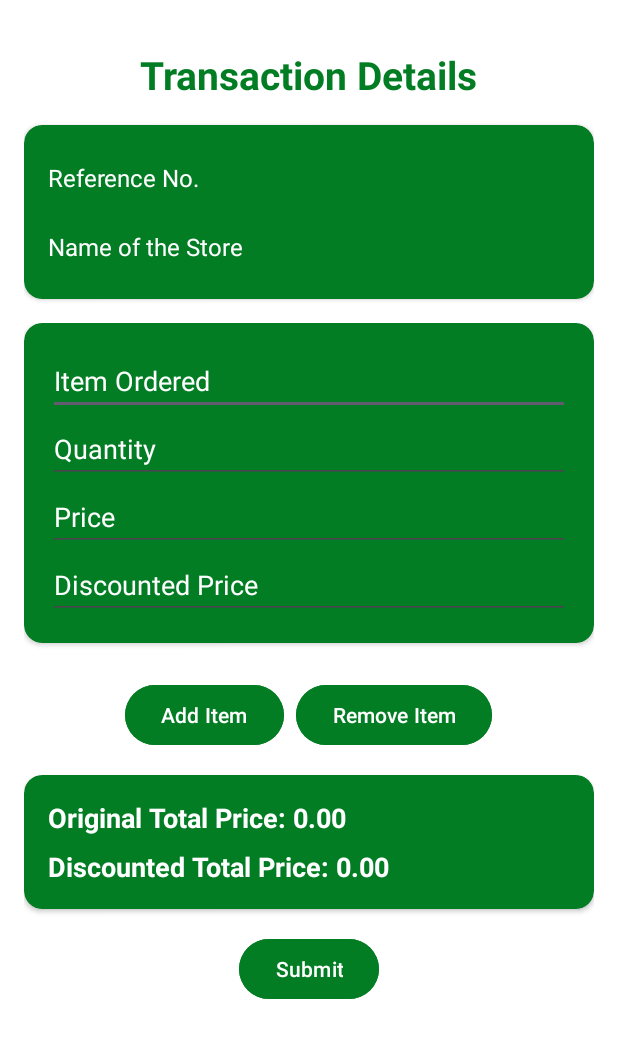
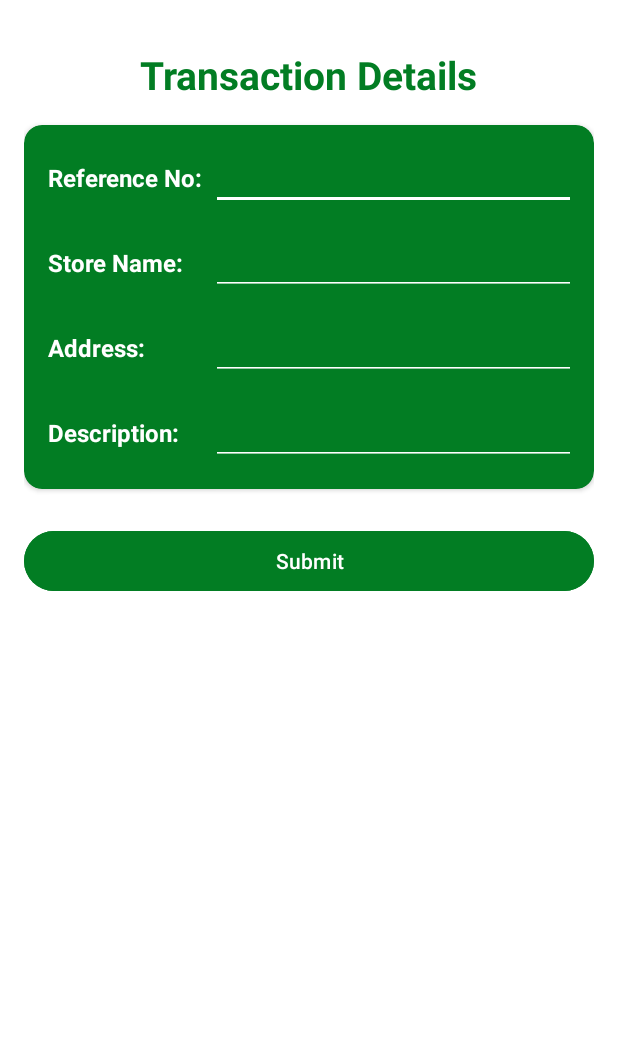
Before and after one commit to ramusama09/PDAO_App, an Android app: the TransactionForms screen opened directly, with no data from a screen before it, on a phone screen of 412 x 824 dp. Shown: the top 1038 px of the screen. Run offline under Robolectric (Android 15) with nearby library versions, the phone set to English and light mode, and no system bars.

Commit message:
Ver 1.1.1
Updated Transaction Form (simplified)
- Added address and desc
- Removed itemization function

Co-Authored-By: gitgudlul <133082386+gitgudlul@users.noreply.github.com>

```diff
--- a/app/build.gradle.kts
+++ b/app/build.gradle.kts
@@ -10,8 +10,8 @@ android {
         applicationId = "com.example.pdao_app"
         minSdk = 24
         targetSdk = 34
-        versionCode = 2
-        versionName = "1.1.0"
+        versionCode = 3
+        versionName = "1.1.1"
 
         testInstrumentationRunner = "androidx.test.runner.AndroidJUnitRunner"
     }
--- a/app/src/main/java/com/example/pdao_app/TextWatcherAdapter.java
+++ /dev/null
@@ -1,23 +0,0 @@
-package com.example.pdao_app;
-
-import android.text.Editable;
-import android.text.TextWatcher;
-
-public class TextWatcherAdapter implements TextWatcher {
-    private Runnable afterTextChangedRunnable;
-
-    public TextWatcherAdapter(Runnable afterTextChangedRunnable) {
-        this.afterTextChangedRunnable = afterTextChangedRunnable;
-    }
-
-    @Override
-    public void beforeTextChanged(CharSequence charSequence, int i, int i1, int i2) {}
-
-    @Override
-    public void onTextChanged(CharSequence charSequence, int i, int i1, int i2) {}
-
-    @Override
-    public void afterTextChanged(Editable editable) {
-        afterTextChangedRunnable.run();
-    }
-}
--- a/app/src/main/java/com/example/pdao_app/TransactionForms.java
+++ b/app/src/main/java/com/example/pdao_app/TransactionForms.java
@@ -16,13 +16,8 @@ import java.util.ArrayList;
 
 public class TransactionForms extends AppCompatActivity {
 
-    private TextView referenceNoText, storeNameText;
-    private LinearLayout itemsContainer;
-    private Button addItemButton, removeItemButton, submitButton;
-    private TextView originalTotalTextView, discountedTotalTextView;
-
-    // Store all item views
-    private ArrayList<View> itemViews = new ArrayList<>();
+    private EditText referenceNoText, storeNameText, storeAddressText, descriptionText;
+    private Button submitButton;
 
     @Override
     protected void onCreate(Bundle savedInstanceState) {
@@ -30,42 +25,24 @@ public class TransactionForms extends AppCompatActivity {
         setContentView(R.layout.activity_transaction_forms);
 
         // Initialize inputs
-        referenceNoText = findViewById(R.id.referenceTextView);
-        storeNameText = findViewById(R.id.storeNameTextView);
-        itemsContainer = findViewById(R.id.itemListContainer);
-        addItemButton = findViewById(R.id.addItemButton);
-        removeItemButton = findViewById(R.id.removeItemButton);
+        referenceNoText = findViewById(R.id.referenceEditText);
+        storeNameText = findViewById(R.id.storeNameEditText);
+        storeAddressText = findViewById(R.id.storeAddressEditText);
+        descriptionText = findViewById(R.id.descriptionEditText);
         submitButton = findViewById(R.id.submitButton);
-        originalTotalTextView = findViewById(R.id.originalTotalText);
-        discountedTotalTextView = findViewById(R.id.discountedTotalText);
+
 
         Intent intent = getIntent();
         if (intent != null) {
             String qrResult = intent.getStringExtra("qr_result");
             if (qrResult != null) {
-                referenceNoText.setText("Reference No: INSERT");
-                storeNameText.setText("Store Name: " + qrResult);
+                referenceNoText.setText("SUCCESS");
+                storeNameText.setText(qrResult);
+                storeAddressText.setText("AGEY");
+                descriptionText.setText("NICE");
             }
         }
 
-        // Add first item row by default
-        addItem();
-
-        // Listener for Add Item button
-        addItemButton.setOnClickListener(new View.OnClickListener() {
-            @Override
-            public void onClick(View view) {
-                addItem();
-            }
-        });
-
-        // Listener for Remove Item button
-        removeItemButton.setOnClickListener(new View.OnClickListener() {
-            @Override
-            public void onClick(View view) {
-                removeItem();
-            }
-        });
 
         // Listener for Submit button
         submitButton.setOnClickListener(new View.OnClickListener() {
@@ -76,60 +53,16 @@ public class TransactionForms extends AppCompatActivity {
         });
     }
 
-    // Function to dynamically add an item input row
-    private void addItem() {
-        View itemView = LayoutInflater.from(this).inflate(R.layout.item_row, itemsContainer, false);
-        itemsContainer.addView(itemView);
-        itemViews.add(itemView);
-
-        // Add listeners to auto-update total when price/discount changes
-        EditText priceEditText = itemView.findViewById(R.id.priceEditText);
-        EditText discountedPriceEditText = itemView.findViewById(R.id.discountedPriceEditText);
-
-        TextWatcherAdapter watcher = new TextWatcherAdapter(this::updateTotals);
-        priceEditText.addTextChangedListener(watcher);
-        discountedPriceEditText.addTextChangedListener(watcher);
-
-        updateTotals();
-    }
-
-    // Function to dynamically remove the last item row
-    private void removeItem() {
-        if (!itemViews.isEmpty()) {
-            View lastItemView = itemViews.remove(itemViews.size() - 1);
-            itemsContainer.removeView(lastItemView);
-            updateTotals();
-        }
-    }
-
     // Update the Original Total and Discounted Total
-    private void updateTotals() {
-        double originalTotal = 0.0;
-        double discountedTotal = 0.0;
-
-        for (View itemView : itemViews) {
-            EditText quantityEditText = itemView.findViewById(R.id.qtyEditText);
-            EditText priceEditText = itemView.findViewById(R.id.priceEditText);
-            EditText discountedPriceEditText = itemView.findViewById(R.id.discountedPriceEditText);
-
-            double qty = parseDouble(quantityEditText.getText().toString());
-            double price = parseDouble(priceEditText.getText().toString());
-            double discountedPrice = parseDouble(discountedPriceEditText.getText().toString());
-
-            originalTotal += (price * qty);
-            discountedTotal += (discountedPrice * qty);
-        }
-
-        originalTotalTextView.setText(String.format("Original Total Price: %.2f", originalTotal));
-        discountedTotalTextView.setText(String.format("Discounted Total Price: %.2f", discountedTotal));
-    }
 
     // Handle Submit
     private void submitTransaction() {
         String referenceNo = referenceNoText.getText().toString();
         String storeName = storeNameText.getText().toString();
+        String storeAddress = storeAddressText.getText().toString();
+        String desc = descriptionText.getText().toString();
 
-        if (referenceNo.isEmpty() || storeName.isEmpty() || itemViews.isEmpty()) {
+        if (referenceNo.isEmpty() || storeName.isEmpty() || storeAddress.isEmpty() || desc.isEmpty()) {
             Toast.makeText(this, "Please complete all fields!", Toast.LENGTH_SHORT).show();
             return;
         }
@@ -140,17 +73,7 @@ public class TransactionForms extends AppCompatActivity {
         // Optionally clear everything
         referenceNoText.setText("");
         storeNameText.setText("");
-        itemsContainer.removeAllViews();
-        itemViews.clear();
-        updateTotals();
-    }
-
-    // Helper function
-    private double parseDouble(String value) {
-        try {
-            return Double.parseDouble(value);
-        } catch (NumberFormatException e) {
-            return 0.0;
-        }
+        storeAddressText.setText("");
+        descriptionText.setText("");
     }
 }
--- a/app/src/main/res/layout/activity_transaction_forms.xml
+++ b/app/src/main/res/layout/activity_transaction_forms.xml
@@ -1,15 +1,11 @@
 <?xml version="1.0" encoding="utf-8"?>
-<androidx.core.widget.NestedScrollView xmlns:android="http://schemas.android.com/apk/res/android"
+<androidx.constraintlayout.widget.ConstraintLayout xmlns:android="http://schemas.android.com/apk/res/android"
     xmlns:app="http://schemas.android.com/apk/res-auto"
     xmlns:tools="http://schemas.android.com/tools"
     android:layout_width="match_parent"
     android:layout_height="match_parent"
     android:background="@color/white"
-    tools:context=".TransactionForms">
-
-    <androidx.constraintlayout.widget.ConstraintLayout
-        android:layout_width="match_parent"
-        android:layout_height="wrap_content"
+    tools:context=".TransactionForms"
     android:padding="16dp">
 
     <!-- Title -->
@@ -31,133 +27,160 @@
         android:id="@+id/referenceStoreCard"
         android:layout_width="0dp"
         android:layout_height="wrap_content"
+        android:layout_marginTop="16dp"
+        app:cardBackgroundColor="@color/green"
         app:cardCornerRadius="12dp"
-            app:cardBackgroundColor="@color/green"
-            android:layout_marginTop="16dp"
-            app:layout_constraintTop_toBottomOf="@id/transactionTitle"
+        app:layout_constraintEnd_toEndOf="parent"
         app:layout_constraintStart_toStartOf="parent"
-            app:layout_constraintEnd_toEndOf="parent">
+        app:layout_constraintTop_toBottomOf="@id/transactionTitle">
 
-            <LinearLayout
+        <androidx.constraintlayout.widget.ConstraintLayout
             android:layout_width="match_parent"
             android:layout_height="wrap_content"
-                android:orientation="vertical"
             android:padding="16dp">
 
+            <!-- Reference No. -->
             <TextView
                 android:id="@+id/referenceTextView"
-                    android:layout_width="match_parent"
+                android:layout_width="0dp"
                 android:layout_height="wrap_content"
-                    android:text="Reference No."
+                android:paddingVertical="8dp"
+                android:text="Reference No:"
                 android:textColor="@color/white"
                 android:textSize="16sp"
-                    android:paddingVertical="8dp"/>
+                android:textStyle="bold"
+                app:layout_constraintStart_toStartOf="parent"
+                app:layout_constraintTop_toTopOf="parent"
+                app:layout_constraintWidth_percent="0.3"/>
 
+            <EditText
+                android:id="@+id/referenceEditText"
+                android:layout_width="0dp"
+                android:layout_height="wrap_content"
+                android:layout_marginStart="8dp"
+                android:backgroundTint="@color/white"
+                android:inputType="textMultiLine"
+                android:maxLines="5"
+                android:minLines="1"
+                android:padding="8dp"
+                android:textColor="@color/white"
+                app:layout_constraintEnd_toEndOf="parent"
+                app:layout_constraintStart_toEndOf="@id/referenceTextView"
+                app:layout_constraintTop_toTopOf="@id/referenceTextView"
+                app:layout_constraintWidth_percent="0.7"/>
+
+            <!-- Store Name -->
             <TextView
                 android:id="@+id/storeNameTextView"
-                    android:layout_width="match_parent"
+                android:layout_width="0dp"
                 android:layout_height="wrap_content"
-                    android:text="Name of the Store"
+                android:layout_marginTop="16dp"
+                android:paddingVertical="8dp"
+                android:text="Store Name:"
                 android:textColor="@color/white"
                 android:textSize="16sp"
+                android:textStyle="bold"
+                app:layout_constraintStart_toStartOf="parent"
+                app:layout_constraintTop_toBottomOf="@id/referenceEditText"
+                app:layout_constraintWidth_percent="0.3"/>
+
+            <EditText
+                android:id="@+id/storeNameEditText"
+                android:layout_width="0dp"
+                android:layout_height="wrap_content"
+                android:layout_marginStart="8dp"
+                android:backgroundTint="@color/white"
+                android:inputType="textMultiLine"
+                android:maxLines="5"
+                android:minLines="1"
+                android:padding="8dp"
+                android:textColor="@color/white"
+                app:layout_constraintEnd_toEndOf="parent"
+                app:layout_constraintStart_toEndOf="@id/storeNameTextView"
+                app:layout_constraintTop_toTopOf="@id/storeNameTextView"
+                app:layout_constraintWidth_percent="0.7"/>
+
+            <!-- Store Address -->
+            <TextView
+                android:id="@+id/storeAddressTextView"
+                android:layout_width="0dp"
+                android:layout_height="wrap_content"
+                android:layout_marginTop="16dp"
                 android:paddingVertical="8dp"
-                    android:layout_marginTop="8dp"/>
-            </LinearLayout>
+                android:text="Address:"
+                android:textColor="@color/white"
+                android:textSize="16sp"
+                android:textStyle="bold"
+                app:layout_constraintStart_toStartOf="parent"
+                app:layout_constraintTop_toBottomOf="@id/storeNameEditText"
+                app:layout_constraintWidth_percent="0.3"/>
+
+            <EditText
+                android:id="@+id/storeAddressEditText"
+                android:layout_width="0dp"
+                android:layout_height="wrap_content"
+                android:layout_marginStart="8dp"
+                android:backgroundTint="@color/white"
+                android:inputType="textMultiLine"
+                android:maxLines="5"
+                android:minLines="1"
+                android:padding="8dp"
+                android:textColor="@color/white"
+                app:layout_constraintEnd_toEndOf="parent"
+                app:layout_constraintStart_toEndOf="@id/storeAddressTextView"
+                app:layout_constraintTop_toTopOf="@id/storeAddressTextView"
+                app:layout_constraintWidth_percent="0.7"/>
+
+            <!-- Description -->
+            <TextView
+                android:id="@+id/descriptionTextView"
+                android:layout_width="0dp"
+                android:layout_height="wrap_content"
+                android:layout_marginTop="16dp"
+                android:paddingVertical="8dp"
+                android:text="Description:"
+                android:textColor="@color/white"
+                android:textSize="16sp"
+                android:textStyle="bold"
+                app:layout_constraintStart_toStartOf="parent"
+                app:layout_constraintTop_toBottomOf="@id/storeAddressEditText"
+                app:layout_constraintWidth_percent="0.3"/>
+
+            <EditText
+                android:id="@+id/descriptionEditText"
+                android:layout_width="0dp"
+                android:layout_height="wrap_content"
+                android:layout_marginStart="8dp"
+                android:backgroundTint="@color/white"
+                android:inputType="textMultiLine"
+                android:maxLines="5"
+                android:minLines="1"
+                android:padding="8dp"
+                android:textColor="@color/white"
+                app:layout_constraintEnd_toEndOf="parent"
+                app:layout_constraintStart_toEndOf="@id/descriptionTextView"
+                app:layout_constraintTop_toTopOf="@id/descriptionTextView"
+                app:layout_constraintWidth_percent="0.7"/>
+
+        </androidx.constraintlayout.widget.ConstraintLayout>
     </androidx.cardview.widget.CardView>
 
 
-        <!-- Dynamic Item List (Items will be added here) -->
-        <LinearLayout
-            android:id="@+id/itemListContainer"
+
+
+
+
+    <!-- Submit Button -->
+    <Button
+        android:id="@+id/submitButton"
         android:layout_width="0dp"
         android:layout_height="wrap_content"
-            android:orientation="vertical"
-            android:layout_marginTop="16dp"
+        android:backgroundTint="@color/green"
+        android:text="Submit"
+        android:textColor="@color/white"
+        android:layout_marginTop="24dp"
         app:layout_constraintTop_toBottomOf="@id/referenceStoreCard"
         app:layout_constraintStart_toStartOf="parent"
         app:layout_constraintEnd_toEndOf="parent" />
 
-        <!-- Add / Subtract Buttons -->
-        <LinearLayout
-            android:id="@+id/addRemoveButtons"
-            android:layout_width="0dp"
-            android:layout_height="wrap_content"
-            android:layout_marginTop="16dp"
-            android:orientation="horizontal"
-            android:gravity="center"
-            app:layout_constraintTop_toBottomOf="@id/itemListContainer"
-            app:layout_constraintStart_toStartOf="parent"
-            app:layout_constraintEnd_toEndOf="parent">
-
-            <Button
-                android:id="@+id/addItemButton"
-                android:layout_width="wrap_content"
-                android:layout_height="wrap_content"
-                android:text="Add Item"
-                android:backgroundTint="@color/green"
-                android:textColor="@color/white"
-                android:layout_marginEnd="8dp" />
-
-            <Button
-                android:id="@+id/removeItemButton"
-                android:layout_width="wrap_content"
-                android:layout_height="wrap_content"
-                android:text="Remove Item"
-                android:backgroundTint="@color/green"
-                android:textColor="@color/white" />
-        </LinearLayout>
-
-        <!-- Final Totals Card -->
-        <androidx.cardview.widget.CardView
-            android:id="@+id/totalCard"
-            android:layout_width="0dp"
-            android:layout_height="wrap_content"
-            app:cardCornerRadius="12dp"
-            android:layout_marginTop="16dp"
-            app:layout_constraintTop_toBottomOf="@id/addRemoveButtons"
-            app:layout_constraintStart_toStartOf="parent"
-            app:layout_constraintEnd_toEndOf="parent"
-            app:layout_constraintBottom_toTopOf="@id/submitButton"
-            android:layout_marginBottom="16dp"
-            app:cardBackgroundColor="@color/green">
-
-            <LinearLayout
-                android:layout_width="match_parent"
-                android:layout_height="wrap_content"
-                android:orientation="vertical"
-                android:padding="16dp">
-
-                <TextView
-                    android:id="@+id/originalTotalText"
-                    android:layout_width="wrap_content"
-                    android:layout_height="wrap_content"
-                    android:text="Original Total Price: ₱0.00"
-                    android:textSize="18sp"
-                    android:textColor="@color/white"
-                    android:textStyle="bold"/>
-
-                <TextView
-                    android:id="@+id/discountedTotalText"
-                    android:layout_width="wrap_content"
-                    android:layout_height="wrap_content"
-                    android:layout_marginTop="8dp"
-                    android:text="Discounted Total Price: ₱0.00"
-                    android:textSize="18sp"
-                    android:textColor="@color/white"
-                    android:textStyle="bold"/>
-            </LinearLayout>
-        </androidx.cardview.widget.CardView>
-
-        <!-- Submit Button -->
-        <Button
-            android:id="@+id/submitButton"
-            android:layout_width="wrap_content"
-            android:layout_height="wrap_content"
-            android:text="Submit"
-            android:backgroundTint="@color/green"
-            android:textColor="@color/white"
-            app:layout_constraintBottom_toBottomOf="parent"
-            app:layout_constraintStart_toStartOf="parent"
-            app:layout_constraintEnd_toEndOf="parent" />
 </androidx.constraintlayout.widget.ConstraintLayout>
-</androidx.core.widget.NestedScrollView>
--- a/app/src/main/res/layout/item_row.xml
+++ /dev/null
@@ -1,54 +0,0 @@
-<?xml version="1.0" encoding="utf-8"?>
-<androidx.cardview.widget.CardView xmlns:android="http://schemas.android.com/apk/res/android"
-    xmlns:app="http://schemas.android.com/apk/res-auto"
-    android:layout_width="match_parent"
-    android:layout_height="wrap_content"
-    android:layout_marginBottom="8dp"
-    app:cardCornerRadius="12dp"
-    app:cardBackgroundColor="@color/green">
-
-    <LinearLayout
-        android:orientation="vertical"
-        android:layout_width="match_parent"
-        android:layout_height="wrap_content"
-        android:padding="16dp">
-
-        <EditText
-            android:id="@+id/itemEditText"
-            android:layout_width="match_parent"
-            android:layout_height="wrap_content"
-            android:hint="Item Ordered"
-            android:inputType="text"
-            android:textColor="@color/white"
-            android:textColorHint="@color/white" />
-
-        <EditText
-            android:id="@+id/qtyEditText"
-            android:layout_width="match_parent"
-            android:layout_height="wrap_content"
-            android:hint="Quantity"
-            android:inputType="number"
-            android:textColor="@color/white"
-            android:textColorHint="@color/white"/>
-
-        <EditText
-            android:id="@+id/priceEditText"
-            android:layout_width="match_parent"
-            android:layout_height="wrap_content"
-            android:hint="Price"
-            android:inputType="numberDecimal"
-            android:textColor="@color/white"
-            android:textColorHint="@color/white"/>
-
-        <EditText
-            android:id="@+id/discountedPriceEditText"
-            android:layout_width="match_parent"
-            android:layout_height="wrap_content"
-            android:hint="Discounted Price"
-            android:inputType="numberDecimal"
-            android:textColor="@color/white"
-            android:textColorHint="@color/white"/>
-
-    </LinearLayout>
-
-</androidx.cardview.widget.CardView>
```
Lines whose indentation alone changed are shown as unchanged.
